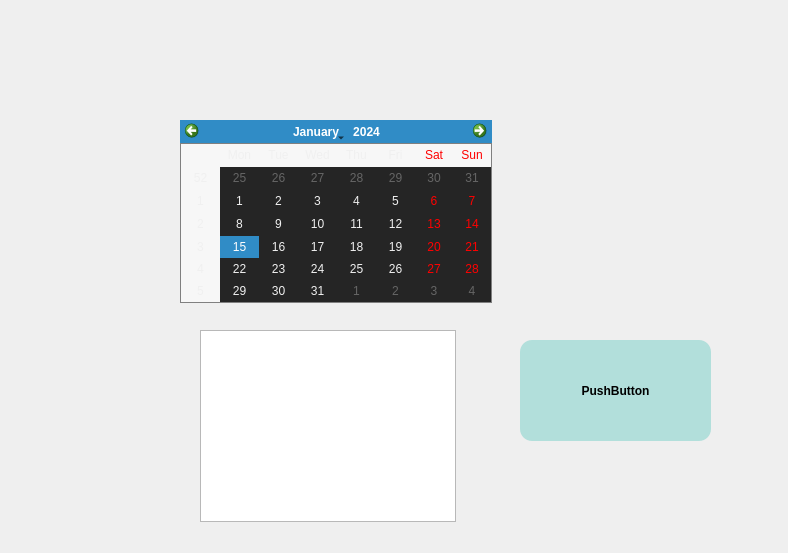
Before: the Qt Designer form cashierapp.ui in zadockmaloba/ProcurementSys, drawn with Qt 5.
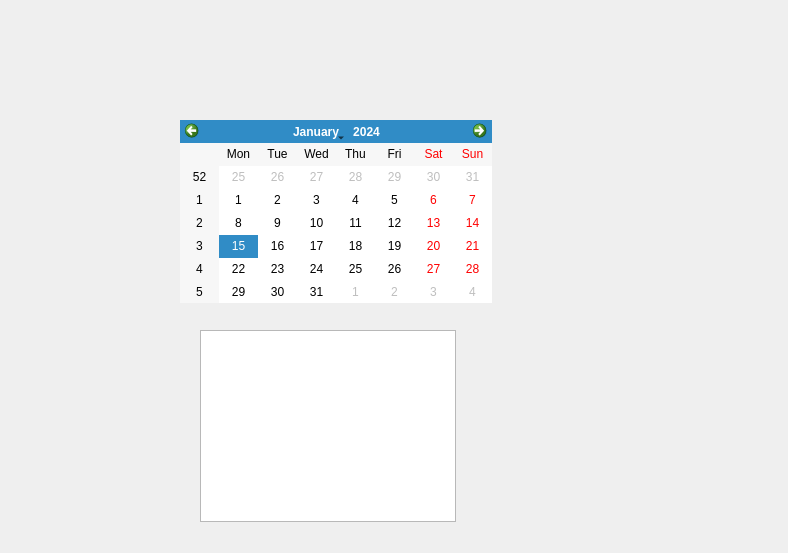
After: the same form once the commit is applied. Icons and pictures are not drawn.

Patch:
```diff
--- a/cashierapp.ui
+++ b/cashierapp.ui
@@ -13,401 +13,6 @@
   <property name="windowTitle">
    <string>CashierApp</string>
   </property>
-  <property name="styleSheet">
-   <string notr="true">
-QPushButton
-{
-	background-color: #b2dfdb;
-	/*color: #fff;*/
-	font-size: 12px;
-	font-weight: bold;
-	border: none;
-	border-radius: 12px;
-	padding: 5px;
-
-}
-
-
-QPushButton::disabled
-{
-	background-color: #5c5c5c;
-
-}
-
-
-QPushButton::pressed
-{
-	
-	background-color: qlineargradient(spread:reflect, x1:1, y1:1, x2:0.982955, y2:0.5, stop:0 rgba(166, 214, 202, 255), stop:0.607955 rgba(196, 236, 226, 255));
-}
-
-
-/*-----QCheckBox-----*/
-QCheckBox
-{
-	background-color: transparent;
-	color: #fff;
-	font-size: 10px;
-	font-weight: bold;
-	border: none;
-	border-radius: 5px;
-
-}
-
-
-/*-----QCheckBox-----*/
-QCheckBox::indicator
-{
-    color: #b1b1b1;
-    background-color: #323232;
-    border: 1px solid darkgray;
-    width: 12px;
-    height: 12px;
-
-}
-
-
-QCheckBox::indicator:checked
-{
-    image:url(&quot;./ressources/check.png&quot;);
-	background-color: #ff3333;
-    border: 1px solid #ff3333;
-
-}
-
-
-QCheckBox::indicator:unchecked:hover
-{
-    border: 1px solid #ff3333;
-
-}
-
-
-QCheckBox::disabled
-{
-	color: #656565;
-
-}
-
-
-QCheckBox::indicator:disabled
-{
-	background-color: #656565;
-	color: #656565;
-    border: 1px solid #656565;
-
-}
-
-
-/*-----QLineEdit-----*/
-QLineEdit
-{
-	background-color: #c2c7d5;
-	color: #000;
-	font-weight: bold;
-	border: none;
-	border-radius: 2px;
-	padding: 3px;
-
-}
-
-
-/*-----QListView-----*/
-QListView
-{
-	background-color: #333333;
-	color: #fff;
-	font-size: 12px;
-	font-weight: bold;
-	border: 1px solid #191919;
-	show-decoration-selected: 0;
-	padding-left: -13px;
-	padding-right: -13px;
-
-}
-
-
-QListView::item
-{
-	color: #31cecb;
-	background-color: #454e5e;
-	border: none;
-	padding: 5px;
-	border-radius: 0px;
-	padding-left : 10px;
-	height: 42px;
-
-}
-
-QListView::item:selected
-{
-	color: #000;
-	background-color: #ff3333;
-
-}
-
-
-QListView::item:!selected
-{
-	color:white;
-	background-color: transparent;
-	border: none;
-	padding-left : 10px;
-
-}
-
-
-QListView::item:!selected:hover
-{
-	color: #000;
-	background-color: #bcbdbb;
-	border: none;
-	padding-left : 10px;
-
-}
-
-
-/*-----QTreeView-----*/
-QTreeView 
-{
-	background-color: #252525;
-	show-decoration-selected: 0;
-	color: #c2c8d7;
-
-}
-
-
-QTreeView::item 
-{
-	border-top-color: transparent;
-	border-bottom-color: transparent;
-
-}
-
-
-QTreeView::item:hover 
-{
-	background-color: #bcbdbb;
-	color: #000;
-
-}
-
-
-QTreeView::item:selected 
-{
-	background-color: #ff3333;
-	color: #000;
-
-}
-
-
-QTreeView::item:selected:active
-{
-	background-color: #ff3333;
-	color: #000;
-
-}
-
-
-QTreeView::branch:has-children:!has-siblings:closed,
-QTreeView::branch:closed:has-children:has-siblings 
-{
-	image: url(://tree-closed.png);
-
-}
-
-QTreeView::branch:open:has-children:!has-siblings,
-QTreeView::branch:open:has-children:has-siblings  
-{
-	image: url(://tree-open.png);
-
-}
-
-
-/*-----QTableView &amp; QTableWidget-----*/
-QTableView
-{
-    background-color: #252525;
-	border: 1px solid gray;
-    color: #f0f0f0;
-    gridline-color: gray;
-    outline : 0;
-
-}
-
-
-QTableView::disabled
-{
-    background-color: #242526;
-    border: 1px solid #32414B;
-    color: #656565;
-    gridline-color: #656565;
-    outline : 0;
-
-}
-
-
-QTableView::item:hover 
-{
-    background-color: #bcbdbb;
-    color: #000;
-
-}
-
-
-QTableView::item:selected 
-{
-	background-color: #ff3333;
-    color: #000;
-
-}
-
-
-QTableView::item:selected:disabled
-{
-    background-color: #1a1b1c;
-    border: 2px solid #525251;
-    color: #656565;
-
-}
-
-
-QTableCornerButton::section
-{
-	background-color: #343a49;
-    color: #fff;
-
-}
-
-
-QHeaderView::section
-{
-	color: #fff;
-	border-top: 0px;
-	border-bottom: 1px solid gray;
-	border-right: 1px solid gray;
-	background-color: #343a49;
-    margin-top:1px;
-	margin-bottom:1px;
-	padding: 5px;
-
-}
-
-
-QHeaderView::section:disabled
-{
-    background-color: #525251;
-    color: #656565;
-
-}
-
-
-QHeaderView::section:checked
-{
-    color: #000;
-    background-color: #ff3333;
-
-}
-
-
-QHeaderView::section:checked:disabled
-{
-    color: #656565;
-    background-color: #525251;
-
-}
-
-
-QHeaderView::section::vertical::first,
-QHeaderView::section::vertical::only-one
-{
-    border-top: 1px solid #353635;
-
-}
-
-
-QHeaderView::section::vertical
-{
-    border-top: 1px solid #353635;
-
-}
-
-
-QHeaderView::section::horizontal::first,
-QHeaderView::section::horizontal::only-one
-{
-    border-left: 1px solid #353635;
-
-}
-
-
-QHeaderView::section::horizontal
-{
-    border-left: 1px solid #353635;
-
-}
-
-
-/*-----QScrollBar-----*/
-QScrollBar:horizontal 
-{
-    background-color: transparent;
-    height: 8px;
-    margin: 0px;
-    padding: 0px;
-
-}
-
-
-QScrollBar::handle:horizontal 
-{
-    border: none;
-	min-width: 100px;
-    background-color: #9b9b9b;
-
-}
-
-
-QScrollBar::add-line:horizontal, 
-QScrollBar::sub-line:horizontal,
-QScrollBar::add-page:horizontal, 
-QScrollBar::sub-page:horizontal 
-{
-    width: 0px;
-    background-color: transparent;
-
-}
-
-
-QScrollBar:vertical 
-{
-    background-color: transparent;
-    width: 8px;
-    margin: 0;
-
-}
-
-
-QScrollBar::handle:vertical 
-{
-    border: none;
-	min-height: 100px;
-    background-color: #9b9b9b;
-
-}
-
-
-QScrollBar::add-line:vertical, 
-QScrollBar::sub-line:vertical,
-QScrollBar::add-page:vertical, 
-QScrollBar::sub-page:vertical 
-{
-    height: 0px;
-    background-color: transparent;
-
-}
-</string>
-  </property>
   <widget class="QCalendarWidget" name="calendarWidget">
    <property name="geometry">
     <rect>
@@ -428,19 +33,6 @@
     </rect>
    </property>
   </widget>
-  <widget class="QPushButton" name="pushButton">
-   <property name="geometry">
-    <rect>
-     <x>520</x>
-     <y>340</y>
-     <width>191</width>
-     <height>101</height>
-    </rect>
-   </property>
-   <property name="text">
-    <string>PushButton</string>
-   </property>
-  </widget>
  </widget>
  <layoutdefault spacing="6" margin="11"/>
  <resources/>
```
